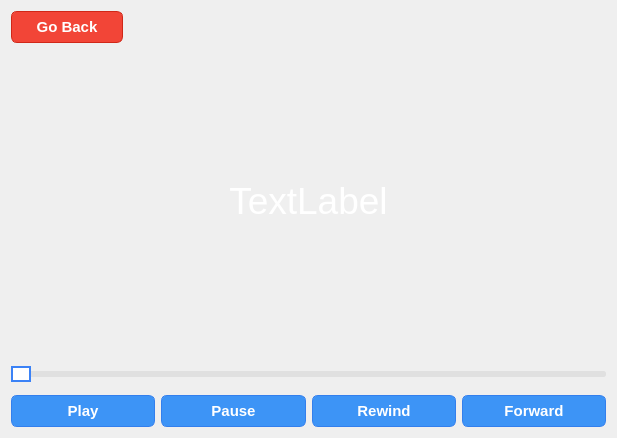
Before: the Qt Designer form musicplayer.ui in jarred-new/MayMayLauncher, drawn with Qt 5.
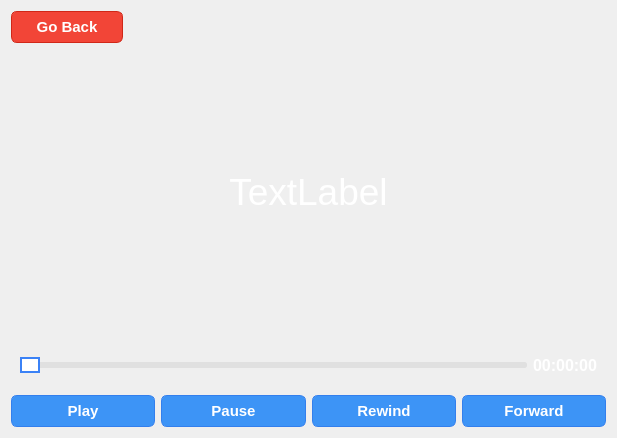
After: the same form once the commit is applied. Icons and pictures are not drawn.

The edit to the form file:
```diff
--- a/musicplayer.ui
+++ b/musicplayer.ui
@@ -109,14 +109,35 @@
        <property name="alignment">
         <set>Qt::AlignCenter</set>
        </property>
+       <property name="wordWrap">
+        <bool>true</bool>
+       </property>
       </widget>
      </item>
     </layout>
    </item>
    <item>
-    <widget class="QSlider" name="horizontalSlider">
-     <property name="styleSheet">
-      <string notr="true">/* The base slider container */
+    <widget class="QFrame" name="horizontalFrame">
+     <property name="sizePolicy">
+      <sizepolicy hsizetype="MinimumExpanding" vsizetype="Fixed">
+       <horstretch>0</horstretch>
+       <verstretch>0</verstretch>
+      </sizepolicy>
+     </property>
+     <property name="frameShape">
+      <enum>QFrame::NoFrame</enum>
+     </property>
+     <property name="frameShadow">
+      <enum>QFrame::Plain</enum>
+     </property>
+     <layout class="QHBoxLayout" name="horizontalLayout">
+      <property name="sizeConstraint">
+       <enum>QLayout::SetDefaultConstraint</enum>
+      </property>
+      <item>
+       <widget class="QSlider" name="horizontalSlider">
+        <property name="styleSheet">
+         <string notr="true">/* The base slider container */
 QSlider:horizontal {
     background: transparent;
     height: 30px;
@@ -164,10 +185,36 @@
     border: 2px solid #1E40AF;
 }
 </string>
-     </property>
-     <property name="orientation">
-      <enum>Qt::Horizontal</enum>
-     </property>
+        </property>
+        <property name="orientation">
+         <enum>Qt::Horizontal</enum>
+        </property>
+       </widget>
+      </item>
+      <item>
+       <widget class="QLabel" name="length">
+        <property name="font">
+         <font>
+          <family>Arial</family>
+          <pointsize>12</pointsize>
+          <weight>75</weight>
+          <bold>true</bold>
+         </font>
+        </property>
+        <property name="styleSheet">
+         <string notr="true">QLabel {
+	color: white;
+}</string>
+        </property>
+        <property name="text">
+         <string>00:00:00</string>
+        </property>
+        <property name="alignment">
+         <set>Qt::AlignCenter</set>
+        </property>
+       </widget>
+      </item>
+     </layout>
     </widget>
    </item>
    <item>
```
Left out of the diff: 12 changed lines with no effect on the pictures.
